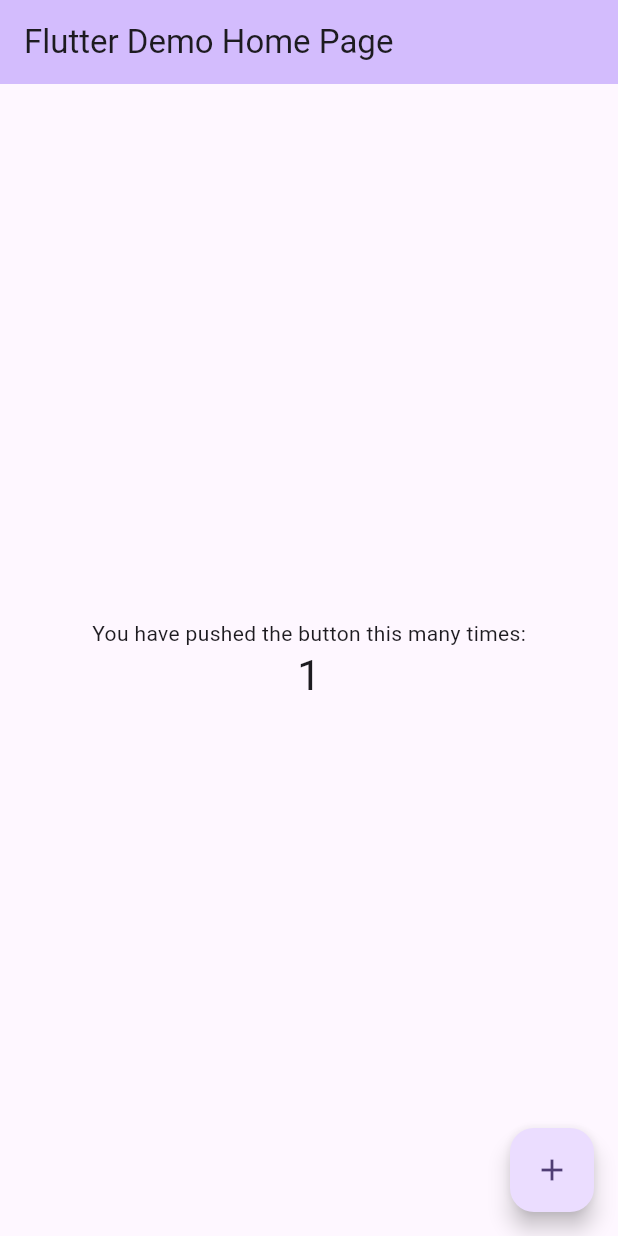
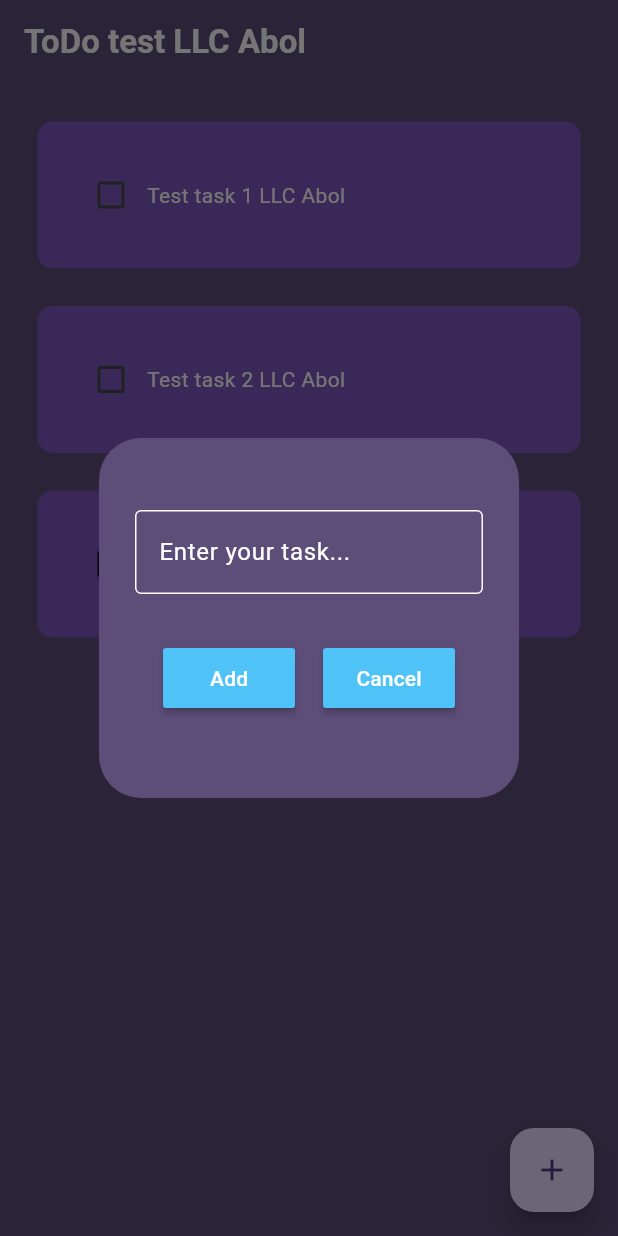
Before and after one commit to naveenpardeep/todohiveflutter, a Flutter app: the screen it shows after launch, after a tap on the "add" icon, on a phone screen of 412 x 824 dp. Run offline on Flutter 3.47's test engine with Material 3 defaults, Android fonts, the phone set to English and light mode, and no system bars; drawn by our look-alikes of flutter_slidable; our stand-ins replace hive_flutter; accounts and stored records are empty.

Commit message:
hive added

```diff
--- /dev/null
+++ b/lib/components/dialog_box.dart
@@ -0,0 +1,46 @@
+import 'package:flutter/material.dart';
+import 'package:todo/components/task_button.dart';
+
+class DialogBox extends StatelessWidget {
+  final controller;
+  VoidCallback onSave;
+  VoidCallback onCancel;
+
+  DialogBox(
+      {super.key,
+      required this.controller,
+      required this.onSave,
+      required this.onCancel});
+
+  @override
+  Widget build(BuildContext context) {
+    return AlertDialog(
+      backgroundColor: const Color.fromARGB(255, 93, 78, 121),
+      content: SizedBox(
+        height: 200,
+        child:
+            Column(mainAxisAlignment: MainAxisAlignment.spaceEvenly, children: [
+          TextField(
+            style: TextStyle(color: Colors.white),
+            controller: controller,
+            decoration: const InputDecoration(
+                enabledBorder: OutlineInputBorder(
+                    borderSide: BorderSide(color: Colors.white)),
+                focusedBorder: OutlineInputBorder(
+                    borderSide: BorderSide(color: Colors.white)),
+                border: OutlineInputBorder(),
+                hintText: "Enter your task...",
+                hintStyle: TextStyle(color: Colors.white)),
+          ),
+          Row(
+            mainAxisAlignment: MainAxisAlignment.spaceEvenly,
+            children: [
+              TaskButton(text: "Add", onPressed: onSave),
+              TaskButton(text: "Cancel", onPressed: onCancel)
+            ],
+          )
+        ]),
+      ),
+    );
+  }
+}
--- /dev/null
+++ b/lib/components/task_button.dart
@@ -0,0 +1,20 @@
+import 'package:flutter/material.dart';
+
+class TaskButton extends StatelessWidget {
+  final String text;
+  VoidCallback onPressed;
+  TaskButton({super.key, required this.text, required this.onPressed});
+
+  @override
+  Widget build(BuildContext context) {
+    return MaterialButton(
+      onPressed: onPressed,
+      color: Colors.lightBlue[300],
+      padding: EdgeInsets.all(10),
+      child: Text(
+        text,
+        style: TextStyle(color: Colors.white),
+      ),
+    );
+  }
+}
--- /dev/null
+++ b/lib/components/todo_tile.dart
@@ -0,0 +1,56 @@
+import 'package:flutter/material.dart';
+import 'package:flutter_slidable/flutter_slidable.dart';
+
+class TodoTile extends StatelessWidget {
+  final String taskName;
+  final bool isComplete;
+  Function(bool?)? onChange;
+  Function(BuildContext)? deleteTask;
+
+  TodoTile(
+      {super.key,
+      required this.taskName,
+      required this.isComplete,
+      required this.onChange,
+      required this.deleteTask});
+
+  @override
+  Widget build(BuildContext context) {
+    return Padding(
+      padding: const EdgeInsets.only(top: 25, right: 25, left: 25),
+      child: Slidable(
+        endActionPane: ActionPane(motion: StretchMotion(), children: [
+          SlidableAction(
+            onPressed: deleteTask,
+            icon: Icons.delete,
+            backgroundColor: Colors.red,
+            borderRadius: BorderRadius.circular(10),
+          )
+        ]),
+        child: Container(
+          padding: const EdgeInsets.all(25),
+          decoration: BoxDecoration(
+              color: Colors.deepPurple[400],
+              borderRadius: BorderRadius.circular(10)),
+          child: Row(
+            children: [
+              Checkbox(
+                value: isComplete,
+                onChanged: onChange,
+                activeColor: Colors.black,
+              ),
+              Text(
+                taskName,
+                style: TextStyle(
+                    color: Colors.white,
+                    decoration: isComplete
+                        ? TextDecoration.lineThrough
+                        : TextDecoration.none),
+              ),
+            ],
+          ),
+        ),
+      ),
+    );
+  }
+}
--- /dev/null
+++ b/lib/db/db.dart
@@ -0,0 +1,25 @@
+import 'package:hive_flutter/hive_flutter.dart';
+
+class DB {
+  List todos = [];
+
+  // reference the box
+  final _todosBox = Hive.box("todos");
+
+  // run the below method when it's 1st time ever running the app
+  Future<void> createInitialData() async {
+    todos = [
+      ["Test task 1 LLC Abol", false],
+      ["Test task 2 LLC Abol", false],
+      ["Test task 3 LLC Abol", true],
+    ];
+  }
+
+  void loadData() {
+    todos = _todosBox.get("TODOLIST");
+  }
+
+  void updateData() {
+    _todosBox.put("TODOLIST", todos);
+  }
+}
--- a/lib/main.dart
+++ b/lib/main.dart
@@ -1,125 +1,25 @@
 import 'package:flutter/material.dart';
+import 'package:hive_flutter/hive_flutter.dart';
+import 'package:todo/pages/home.dart';
 
-void main() {
-  runApp(const MyApp());
+void main() async {
+  // init Hive
+  await Hive.initFlutter();
+
+  // open the box
+  var box = await Hive.openBox("todos");
+
+  runApp(const TodoApp());
 }
 
-class MyApp extends StatelessWidget {
-  const MyApp({super.key});
+class TodoApp extends StatelessWidget {
+  const TodoApp({super.key});
 
-  // This widget is the root of your application.
   @override
   Widget build(BuildContext context) {
-    return MaterialApp(
-      title: 'Flutter Demo',
-      theme: ThemeData(
-        // This is the theme of your application.
-        //
-        // TRY THIS: Try running your application with "flutter run". You'll see
-        // the application has a purple toolbar. Then, without quitting the app,
-        // try changing the seedColor in the colorScheme below to Colors.green
-        // and then invoke "hot reload" (save your changes or press the "hot
-        // reload" button in a Flutter-supported IDE, or press "r" if you used
-        // the command line to start the app).
-        //
-        // Notice that the counter didn't reset back to zero; the application
-        // state is not lost during the reload. To reset the state, use hot
-        // restart instead.
-        //
-        // This works for code too, not just values: Most code changes can be
-        // tested with just a hot reload.
-        colorScheme: ColorScheme.fromSeed(seedColor: Colors.deepPurple),
-        useMaterial3: true,
-      ),
-      home: const MyHomePage(title: 'Flutter Demo Home Page'),
+    return const MaterialApp(
+      debugShowCheckedModeBanner: false,
+      home: Home(),
     );
   }
 }
-
-class MyHomePage extends StatefulWidget {
-  const MyHomePage({super.key, required this.title});
-
-  // This widget is the home page of your application. It is stateful, meaning
-  // that it has a State object (defined below) that contains fields that affect
-  // how it looks.
-
-  // This class is the configuration for the state. It holds the values (in this
-  // case the title) provided by the parent (in this case the App widget) and
-  // used by the build method of the State. Fields in a Widget subclass are
-  // always marked "final".
-
-  final String title;
-
-  @override
-  State<MyHomePage> createState() => _MyHomePageState();
-}
-
-class _MyHomePageState extends State<MyHomePage> {
-  int _counter = 0;
-
-  void _incrementCounter() {
-    setState(() {
-      // This call to setState tells the Flutter framework that something has
-      // changed in this State, which causes it to rerun the build method below
-      // so that the display can reflect the updated values. If we changed
-      // _counter without calling setState(), then the build method would not be
-      // called again, and so nothing would appear to happen.
-      _counter++;
-    });
-  }
-
-  @override
-  Widget build(BuildContext context) {
-    // This method is rerun every time setState is called, for instance as done
-    // by the _incrementCounter method above.
-    //
-    // The Flutter framework has been optimized to make rerunning build methods
-    // fast, so that you can just rebuild anything that needs updating rather
-    // than having to individually change instances of widgets.
-    return Scaffold(
-      appBar: AppBar(
-        // TRY THIS: Try changing the color here to a specific color (to
-        // Colors.amber, perhaps?) and trigger a hot reload to see the AppBar
-        // change color while the other colors stay the same.
-        backgroundColor: Theme.of(context).colorScheme.inversePrimary,
-        // Here we take the value from the MyHomePage object that was created by
-        // the App.build method, and use it to set our appbar title.
-        title: Text(widget.title),
-      ),
-      body: Center(
-        // Center is a layout widget. It takes a single child and positions it
-        // in the middle of the parent.
-        child: Column(
-          // Column is also a layout widget. It takes a list of children and
-          // arranges them vertically. By default, it sizes itself to fit its
-          // children horizontally, and tries to be as tall as its parent.
-          //
-          // Column has various properties to control how it sizes itself and
-          // how it positions its children. Here we use mainAxisAlignment to
-          // center the children vertically; the main axis here is the vertical
-          // axis because Columns are vertical (the cross axis would be
-          // horizontal).
-          //
-          // TRY THIS: Invoke "debug painting" (choose the "Toggle Debug Paint"
-          // action in the IDE, or press "p" in the console), to see the
-          // wireframe for each widget.
-          mainAxisAlignment: MainAxisAlignment.center,
-          children: <Widget>[
-            const Text(
-              'You have pushed the button this many times:',
-            ),
-            Text(
-              '$_counter',
-              style: Theme.of(context).textTheme.headlineMedium,
-            ),
-          ],
-        ),
-      ),
-      floatingActionButton: FloatingActionButton(
-        onPressed: _incrementCounter,
-        tooltip: 'Increment',
-        child: const Icon(Icons.add),
-      ), // This trailing comma makes auto-formatting nicer for build methods.
-    );
-  }
-}
--- /dev/null
+++ b/lib/pages/home.dart
@@ -0,0 +1,103 @@
+import 'package:flutter/material.dart';
+import 'package:flutter/services.dart';
+import 'package:hive_flutter/hive_flutter.dart';
+import 'package:todo/components/dialog_box.dart';
+import 'package:todo/components/todo_tile.dart';
+import 'package:todo/db/db.dart';
+
+class Home extends StatefulWidget {
+  const Home({super.key});
+
+  @override
+  State<Home> createState() => _HomeState();
+}
+
+class _HomeState extends State<Home> {
+  // reference the box
+  final _todosBox = Hive.box("todos");
+  DB todosDB = DB();
+
+  @override
+  void initState() {
+    // If this is the first time ever opening the app create initial data
+    if (_todosBox.get("TODOLIST") == null) {
+      todosDB.createInitialData();
+    } else {
+      // means the app has already some user data
+      todosDB.loadData();
+    }
+
+    super.initState();
+  }
+
+  final _controller = TextEditingController();
+
+  void onCheckboxChange(bool? value, int index) {
+    setState(() {
+      todosDB.todos[index][1] = !todosDB.todos[index][1];
+      todosDB.updateData();
+    });
+  }
+
+  void saveNewTask() {
+    setState(() {
+      todosDB.todos.add([_controller.text, false]);
+      todosDB.updateData();
+    });
+
+    _controller.text = "";
+
+    Navigator.pop(context);
+  }
+
+  void onDeleteTask(int index) {
+    setState(() {
+      todosDB.todos.removeAt(index);
+      todosDB.updateData();
+    });
+  }
+
+  void createNewTask() {
+    showDialog(
+        context: context,
+        builder: (context) {
+          return DialogBox(
+            controller: _controller,
+            onSave: saveNewTask,
+            onCancel: () {
+              _controller.text = "";
+              Navigator.pop(context);
+            },
+          );
+        });
+  }
+
+  @override
+  Widget build(BuildContext context) {
+    return Scaffold(
+      backgroundColor: const Color.fromARGB(255, 93, 78, 121),
+      appBar: AppBar(
+        backgroundColor: Color.fromARGB(255, 93, 78, 121),
+        title: const Text(
+          "ToDo test LLC Abol",
+          style: TextStyle(color: Colors.white, fontWeight: FontWeight.bold),
+        ),
+      ),
+      floatingActionButton: FloatingActionButton(
+        onPressed: createNewTask,
+        child: const Icon(Icons.add),
+      ),
+      body: ListView.builder(
+        itemCount: todosDB.todos.length,
+        itemBuilder: (context, index) {
+          return TodoTile(
+            taskName: todosDB.todos[index][0],
+            isComplete: todosDB.todos[index][1],
+            onChange: (value) => onCheckboxChange(value, index),
+            deleteTask: (value) => onDeleteTask(index),
+          );
+        },
+      ),
+    );
+  }
+}
```
Also changed, not shown: pubspec.yaml (+10 -6 lines), pubspec.lock, 110 other files.
